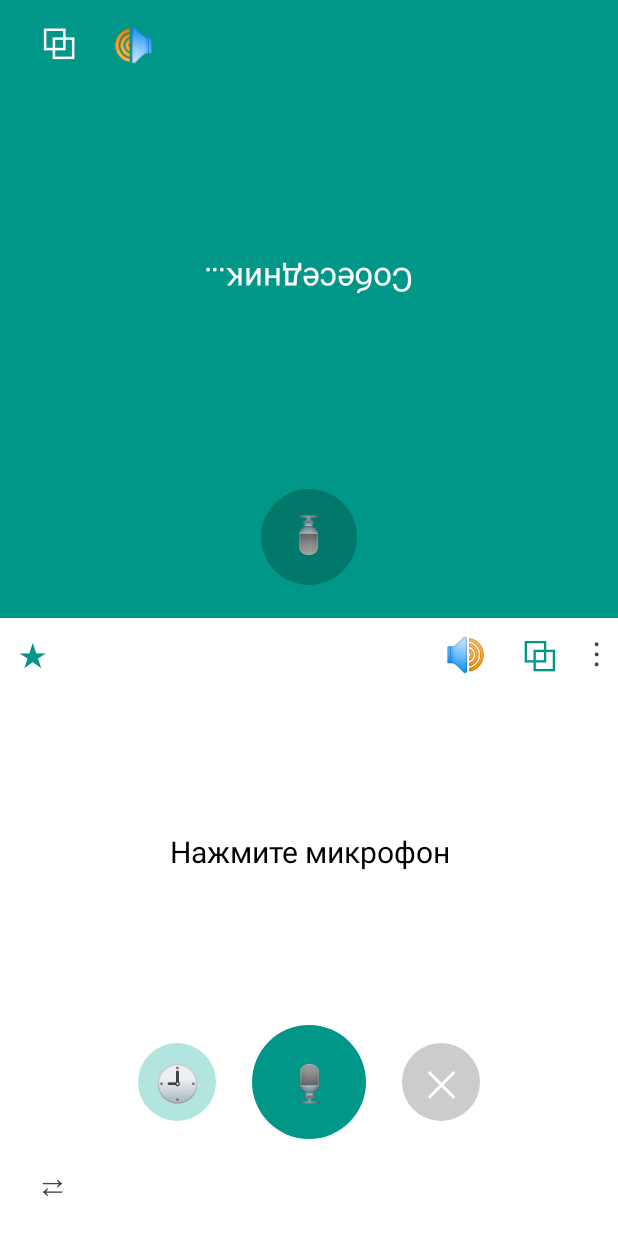
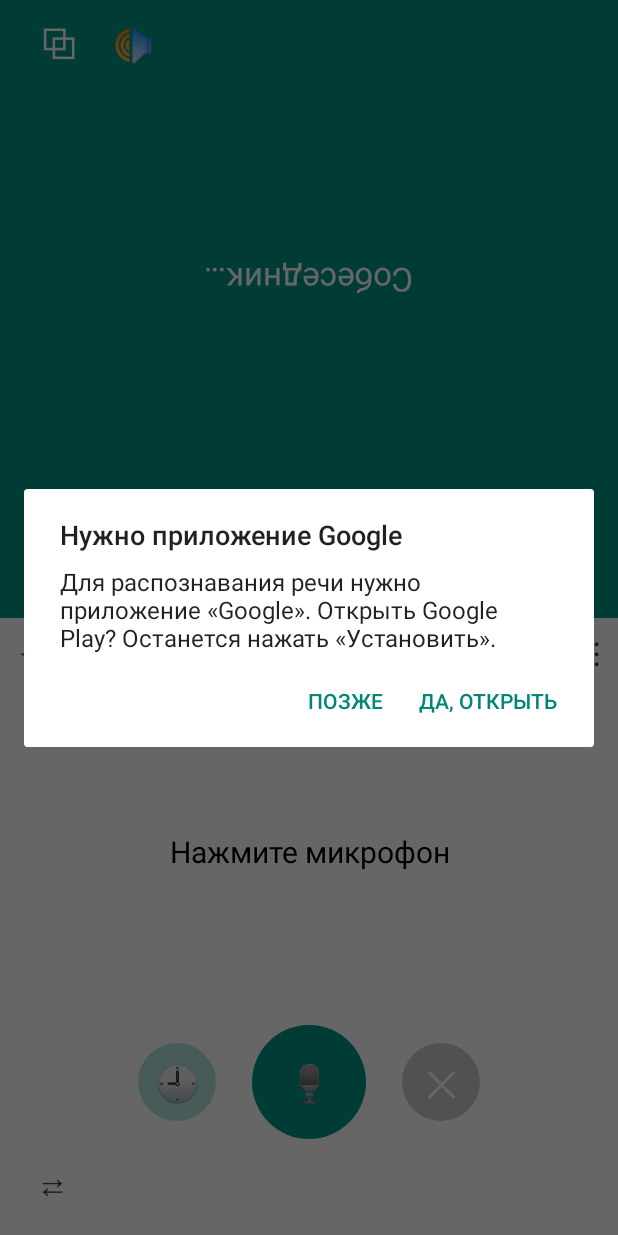
Before and after one commit to pugachej4-sudo/talking-translator-android, an Android app: the screen it shows after launch (MainActivity), on a phone screen of 412 x 824 dp. Run offline under Robolectric (Android 15) with nearby library versions, the phone set to English and light mode, and no system bars; libraries missing offline, so code that uses them is left out: com.google.mlkit.common, com.google.mlkit.nl; 5 statements that could not run were skipped.

Commit message:
Add files via upload

```diff
--- a/app/src/main/java/com/talk/translator/MainActivity.kt
+++ b/app/src/main/java/com/talk/translator/MainActivity.kt
@@ -4,15 +4,19 @@ import android.Manifest
 import android.app.Activity
 import android.app.AlertDialog
 import android.content.ClipData
+import android.content.ComponentName
 import android.content.ClipboardManager
 import android.content.Context
 import android.content.Intent
 import android.content.pm.PackageManager
 import android.graphics.Color
 import android.graphics.drawable.GradientDrawable
+import android.net.Uri
 import android.os.Build
 import android.os.Bundle
+import android.provider.Settings
 import android.speech.RecognitionListener
+import android.speech.RecognitionService
 import android.speech.RecognitionSupport
 import android.speech.RecognitionSupportCallback
 import android.speech.RecognizerIntent
@@ -92,9 +96,7 @@ class MainActivity : Activity() {
 
     override fun onCreate(savedInstanceState: Bundle?) {
         super.onCreate(savedInstanceState)
-        tts = TextToSpeech(this) { st ->
-            if (st == TextToSpeech.SUCCESS) { ttsReady = true; ensureTts(src()); ensureTts(dst()) }
-        }
+        initTts("com.google.android.tts")
 
         val root = LinearLayout(this).apply { orientation = LinearLayout.VERTICAL; fitsSystemWindows = true; setBackgroundColor(Color.WHITE) }
 
@@ -152,6 +154,7 @@ class MainActivity : Activity() {
         }
         root.addView(top); root.addView(bottom)
         setContentView(root)
+        root.post { runSetup() }
     }
 
     // ---------- распознавание ----------
@@ -168,7 +171,7 @@ class MainActivity : Activity() {
         val a = if (side == 0) src() else dst()
         val b = if (side == 0) dst() else src()
         rec?.destroy()
-        rec = SpeechRecognizer.createSpeechRecognizer(this).apply {
+        rec = newRecognizer().apply {
             setRecognitionListener(object : RecognitionListener {
                 override fun onReadyForSpeech(p: Bundle?) {}
                 override fun onBeginningOfSpeech() {}
@@ -214,8 +217,30 @@ class MainActivity : Activity() {
     private fun idle() { listeningSide = -1; micBot.text = "🎙"; micTop.text = "🎙" }
 
     override fun onRequestPermissionsResult(c: Int, p: Array<out String>, g: IntArray) {
+        if (c == 2) { runSetup(); return }
         if (g.isNotEmpty() && g[0] == PackageManager.PERMISSION_GRANTED && pendingSide != -1) listen(pendingSide)
         pendingSide = -1
+    }
+
+    // ---------- Samsung: принудительно используем службы Google ----------
+    private fun newRecognizer(): SpeechRecognizer {
+        val cn = ComponentName("com.google.android.googlequicksearchbox",
+            "com.google.android.voicesearch.serviceapi.GoogleRecognitionService")
+        return try {
+            val found = packageManager.queryIntentServices(
+                Intent(RecognitionService.SERVICE_INTERFACE).setComponent(cn), 0).isNotEmpty()
+            if (found) SpeechRecognizer.createSpeechRecognizer(this, cn)
+            else SpeechRecognizer.createSpeechRecognizer(this)
+        } catch (e: Exception) { SpeechRecognizer.createSpeechRecognizer(this) }
+    }
+
+    private fun initTts(engine: String?) {
+        ttsEngine = engine
+        val cb = TextToSpeech.OnInitListener { st ->
+            if (st == TextToSpeech.SUCCESS) { ttsReady = true; runSetup() }
+            else if (engine != null) initTts(null)   // Google TTS нет — берём системный
+        }
+        tts = if (engine != null) TextToSpeech(this, cb, engine) else TextToSpeech(this, cb)
     }
 
     // ---------- автозагрузка пакетов при выборе языка ----------
@@ -255,7 +280,7 @@ class MainActivity : Activity() {
         if (Build.VERSION.SDK_INT < 33) return
         if (!prepared.add("s:" + l.tag) && !force) return
         try {
-            val r = SpeechRecognizer.createSpeechRecognizer(this)
+            val r = newRecognizer()
             helpers.add(r)
             val i = Intent(RecognizerIntent.ACTION_RECOGNIZE_SPEECH)
                 .putExtra(RecognizerIntent.EXTRA_LANGUAGE_MODEL, RecognizerIntent.LANGUAGE_MODEL_FREE_FORM)
@@ -277,19 +302,79 @@ class MainActivity : Activity() {
         } catch (e: Exception) { }
     }
 
-    // 3) голос для озвучки
-    private fun ensureTts(l: Lang) {
-        val t = tts ?: return
-        if (!ttsReady || !asked.add("t:" + l.tag)) return
-        if (t.isLanguageAvailable(Locale.forLanguageTag(l.tag)) == TextToSpeech.LANG_MISSING_DATA) {
-            AlertDialog.Builder(this).setTitle("Голос для озвучки")
-                .setMessage("Для озвучки языка «${l.name}» нужно скачать голос. Открыть установку?")
-                .setPositiveButton("Да") { _, _ ->
-                    try { startActivity(Intent(TextToSpeech.Engine.ACTION_INSTALL_TTS_DATA)) } catch (e: Exception) {
-                        Toast.makeText(this, "Настройки → Синтез речи → Установить голосовые данные", Toast.LENGTH_LONG).show()
-                    }
-                }.setNegativeButton("Позже", null).show()
+    private fun ensureTts(l: Lang) { if (ttsReady) runSetup() }
+
+    // ---------- мастер настройки: одно нажатие «Да» на каждый шаг ----------
+    private val GOOGLE = "com.google.android.googlequicksearchbox"
+    private val GTTS = "com.google.android.tts"
+    private val wizardSeen = HashSet<String>()
+    private var dialogOpen = false
+    private var resumeWizard = false
+    private var ttsEngine: String? = null
+    private var ttsRetry = 0
+
+    private fun installed(pkg: String) =
+        try { packageManager.getPackageInfo(pkg, 0); true } catch (e: Exception) { false }
+
+    private fun openPlay(pkg: String) {
+        try { startActivity(Intent(Intent.ACTION_VIEW, Uri.parse("market://details?id=$pkg"))) }
+        catch (e: Exception) {
+            startActivity(Intent(Intent.ACTION_VIEW, Uri.parse("https://play.google.com/store/apps/details?id=$pkg")))
         }
+    }
+
+    // true — показали окно (ждём ответа), false — шаг уже был показан
+    private fun ask(key: String, title: String, msg: String, yes: String, action: () -> Unit): Boolean {
+        if (dialogOpen) return true
+        if (!wizardSeen.add(key)) return false
+        dialogOpen = true
+        AlertDialog.Builder(this).setTitle(title).setMessage(msg).setCancelable(false)
+            .setPositiveButton(yes) { _, _ ->
+                dialogOpen = false; resumeWizard = true
+                try { action() } catch (e: Exception) { resumeWizard = false; runSetup() }
+            }
+            .setNegativeButton("Позже") { _, _ -> dialogOpen = false; runSetup() }
+            .show()
+        return true
+    }
+
+    private fun runSetup() {
+        if (dialogOpen) return
+        // 1. микрофон
+        if (checkSelfPermission(Manifest.permission.RECORD_AUDIO) != PackageManager.PERMISSION_GRANTED
+            && wizardSeen.add("mic")) {
+            requestPermissions(arrayOf(Manifest.permission.RECORD_AUDIO), 2); return
+        }
+        // 2. приложение Google (распознавание речи)
+        if (!installed(GOOGLE) && ask("g", "Нужно приложение Google",
+                "Для распознавания речи нужно приложение «Google». Открыть Google Play? Останется нажать «Установить».",
+                "Да, открыть") { openPlay(GOOGLE) }) return
+        // 3. Службы речи Google (нейроголоса)
+        if (!installed(GTTS) && ask("t", "Нейроголоса Google",
+                "Для качественной озвучки нужны «Службы речи от Google». Открыть Google Play? Останется нажать «Установить».",
+                "Да, открыть") { openPlay(GTTS) }) return
+        // 4. голоса выбранных языков
+        if (ttsReady) {
+            val miss = listOf(src(), dst()).filter {
+                tts?.isLanguageAvailable(Locale.forLanguageTag(it.tag)) == TextToSpeech.LANG_MISSING_DATA
+            }
+            if (miss.isNotEmpty() && ask("v:" + miss.joinToString { it.tag }, "Голоса для озвучки",
+                    "Нужно скачать голоса: ${miss.joinToString { it.name }}. Открыть список голосов? Нажмите на язык и значок загрузки.",
+                    "Да, открыть") { startActivity(Intent(TextToSpeech.Engine.ACTION_INSTALL_TTS_DATA)) }) return
+        }
+        // 5. речевой пакет на Android 12 и старше (на 13+ он скачивается сам)
+        if (Build.VERSION.SDK_INT < 33 && ask("sp", "Офлайн-распознавание речи",
+                "Откройте настройки голосового ввода и скачайте офлайн-пакеты нужных языков. Открыть настройки?",
+                "Да, открыть") { startActivity(Intent(Settings.ACTION_VOICE_INPUT_SETTINGS)) }) return
+    }
+
+    override fun onResume() {
+        super.onResume()
+        val rw = resumeWizard; resumeWizard = false
+        if (ttsEngine != GTTS && ttsRetry < 3 && installed(GTTS)) {
+            ttsRetry++; ttsReady = false; tts?.shutdown(); initTts(GTTS); return
+        }
+        if (rw) runSetup()
     }
 
     // ---------- перевод ----------
@@ -337,12 +422,14 @@ class MainActivity : Activity() {
             menu.add(0, 2, 1, "История")
             menu.add(0, 3, 2, "Избранное")
             menu.add(0, 4, 3, "Скачать языки для офлайна")
+            menu.add(0, 5, 4, "Мастер настройки")
             setOnMenuItemClickListener {
                 when (it.itemId) {
                     1 -> { online = !online; Toast.makeText(this@MainActivity, if (online) "Онлайн" else "Офлайн", Toast.LENGTH_SHORT).show() }
                     2 -> showHist(false)
                     3 -> showHist(true)
                     4 -> downloadLangs()
+                    5 -> { wizardSeen.clear(); prepared.clear(); ensureLang(src()); ensureLang(dst()); runSetup() }
                 }
                 true
             }
```
